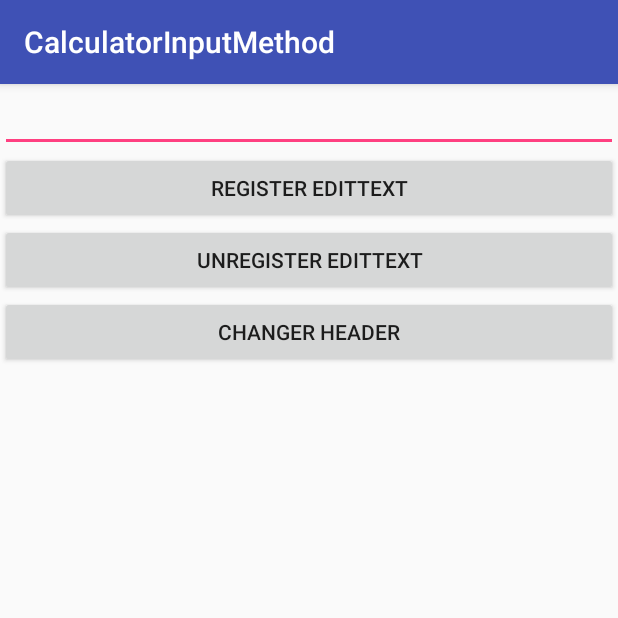
After one commit to qsxs/CalculatorInputMethod, an Android app: the BottomSheetDialogActivity screen opened directly, with no data from a screen before it, on a phone screen of 412 x 824 dp, the top half of it. The commit adds this screen. Run offline under Robolectric (Android 15) with nearby library versions, the phone set to English and light mode, and no system bars.

Commit message:
BottomSheetDialogActivity 仍有问题

```diff
--- a/app/build.gradle
+++ b/app/build.gradle
@@ -30,5 +30,6 @@ dependencies {
     testImplementation 'junit:junit:4.12'
     androidTestImplementation 'com.android.support.test:runner:1.0.1'
     androidTestImplementation 'com.android.support.test.espresso:espresso-core:3.0.1'
+    implementation 'com.android.support:design:27.1.1'
     implementation project(':library')
 }
--- a/app/src/main/AndroidManifest.xml
+++ b/app/src/main/AndroidManifest.xml
@@ -17,6 +17,7 @@
             </intent-filter>
         </activity>
         <activity android:name=".BottomSheetActivity" />
+        <activity android:name=".BottomSheetDialogActivity" />
     </application>
 
 </manifest>
--- /dev/null
+++ b/app/src/main/java/com/lihb/calculatorinputmethod/BottomSheetDialogActivity.kt
@@ -0,0 +1,39 @@
+package com.lihb.calculatorinputmethod
+
+import android.os.Bundle
+import android.support.v7.app.AppCompatActivity
+import android.view.View
+import android.widget.Toast
+import com.lihb.library.KeyBoardSheetDialogFragment
+import kotlinx.android.synthetic.main.activity_bottom_sheet_dialog.*
+
+class BottomSheetDialogActivity : AppCompatActivity() {
+
+
+    override fun onCreate(savedInstanceState: Bundle?) {
+        super.onCreate(savedInstanceState)
+        setContentView(R.layout.activity_bottom_sheet_dialog)
+        val keyBoardView = KeyBoardSheetDialogFragment()
+        btnRegister.setOnClickListener({
+            keyBoardView.registerEditText(et,supportFragmentManager)
+        })
+        btnUnRegister.setOnClickListener({
+            keyBoardView.registerEditText(null,supportFragmentManager)
+        })
+        var i = 0
+        btnChangerHeader.setOnClickListener({
+            when (i) {
+                0 -> keyBoardView.setHeaderView(R.layout.header2)
+                1 -> keyBoardView.setHeaderView(null)
+                else -> keyBoardView.setHeaderView(R.layout.header)
+            }
+            i++
+            if (i == 3) {
+                i = 0
+            }
+            keyBoardView.setOnHeaderChildClickListener(R.id.header, View.OnClickListener {
+                Toast.makeText(it.context, "header onClick", Toast.LENGTH_SHORT).show()
+            })
+        })
+    }
+}
--- a/app/src/main/java/com/lihb/calculatorinputmethod/MainActivity.kt
+++ b/app/src/main/java/com/lihb/calculatorinputmethod/MainActivity.kt
@@ -47,6 +47,7 @@ class MainActivity : AppCompatActivity() {
     override fun onOptionsItemSelected(item: MenuItem?): Boolean {
         when (item?.itemId) {
             R.id.bottom_sheet -> startActivity(Intent(this, BottomSheetActivity::class.java))
+            R.id.sheet_dialog -> startActivity(Intent(this, BottomSheetDialogActivity::class.java))
         }
         return super.onOptionsItemSelected(item)
     }
--- /dev/null
+++ b/app/src/main/res/layout/activity_bottom_sheet_dialog.xml
@@ -0,0 +1,35 @@
+<?xml version="1.0" encoding="utf-8"?>
+
+
+<LinearLayout xmlns:android="http://schemas.android.com/apk/res/android"
+    xmlns:app="http://schemas.android.com/apk/res-auto"
+    xmlns:tools="http://schemas.android.com/tools"
+    android:layout_width="match_parent"
+    android:layout_height="match_parent"
+    android:orientation="vertical">
+
+    <EditText
+        android:id="@+id/et"
+        android:layout_width="match_parent"
+        android:layout_height="wrap_content" />
+
+    <Button
+        android:id="@+id/btnRegister"
+        android:layout_width="match_parent"
+        android:layout_height="wrap_content"
+        android:text="register EditText" />
+
+    <Button
+        android:id="@+id/btnUnRegister"
+        android:layout_width="match_parent"
+        android:layout_height="wrap_content"
+        android:text="unregister EditText" />
+
+    <Button
+        android:id="@+id/btnChangerHeader"
+        android:layout_width="match_parent"
+        android:layout_height="wrap_content"
+        android:text="Changer Header" />
+
+
+</LinearLayout>
--- a/app/src/main/res/menu/main.xml
+++ b/app/src/main/res/menu/main.xml
@@ -4,4 +4,7 @@
     <item
         android:id="@+id/bottom_sheet"
         android:title="bottom_sheet" />
+    <item
+        android:id="@+id/sheet_dialog"
+        android:title="sheet_dialog" />
 </menu>
```
Also changed, not shown: library/src/main/java/com/lihb/library/KeyBoardSheetDialogFragment.kt (added, +80 -0 lines).
